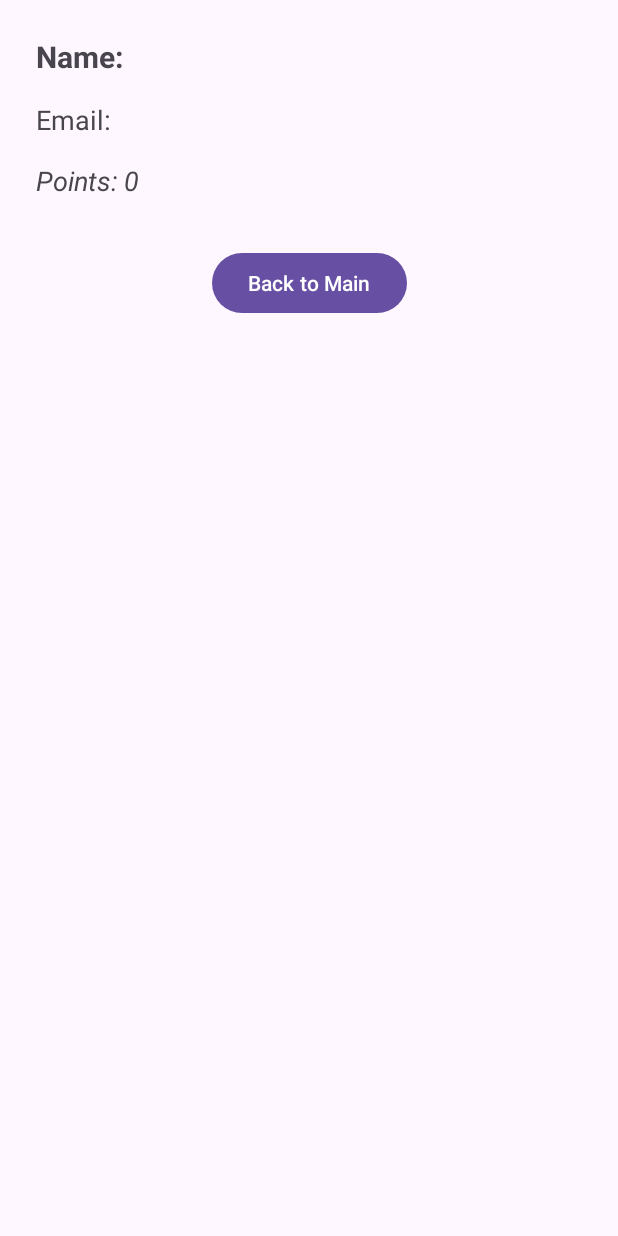
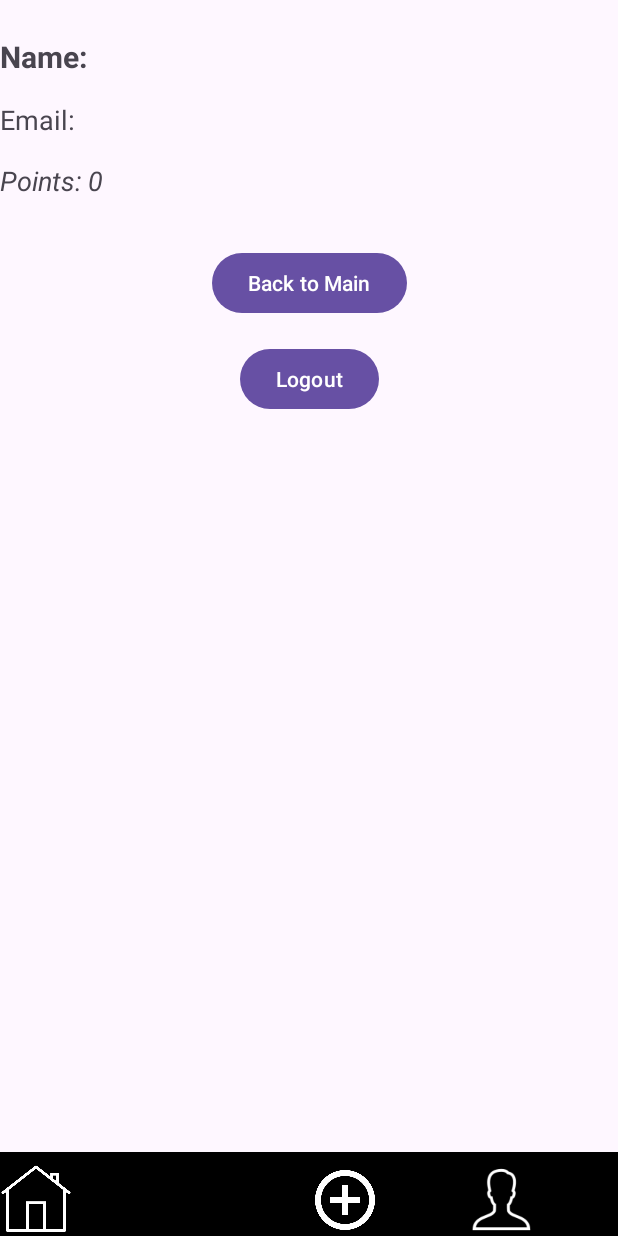
Before and after one commit to wcepress4/RideSharingApp, an Android app: the ProfileActivity screen opened directly, with no data from a screen before it, on a phone screen of 412 x 824 dp. Run offline under Robolectric (Android 15) with nearby library versions, the phone set to English and light mode, and no system bars; our stand-ins replace Firebase (no records; nobody signed in at launch, a user with empty details on screens opened directly).

Commit message:
created separate layout for bottom navigation menu

```diff
--- a/app/src/main/res/layout/activity_profile.xml
+++ b/app/src/main/res/layout/activity_profile.xml
@@ -1,10 +1,12 @@
 <?xml version="1.0" encoding="utf-8"?>
 <androidx.constraintlayout.widget.ConstraintLayout xmlns:android="http://schemas.android.com/apk/res/android"
     xmlns:app="http://schemas.android.com/apk/res-auto"
-    android:id="@+id/profileLayout"
+    xmlns:tools="http://schemas.android.com/tools"
+    android:id="@+id/profile"
     android:layout_width="match_parent"
     android:layout_height="match_parent"
-    android:padding="24dp">
+    android:paddingTop="24dp"
+    tools:context=".ProfileActivity">
 
     <TextView
         android:id="@+id/nameTextView"
@@ -23,10 +25,10 @@
         android:layout_height="wrap_content"
         android:text="Email: "
         android:textSize="18sp"
+        android:layout_marginTop="16dp"
         app:layout_constraintTop_toBottomOf="@id/nameTextView"
         app:layout_constraintStart_toStartOf="parent"
-        app:layout_constraintEnd_toEndOf="parent"
-        android:layout_marginTop="16dp" />
+        app:layout_constraintEnd_toEndOf="parent" />
 
     <TextView
         android:id="@+id/pointsTextView"
@@ -35,19 +37,35 @@
         android:text="Points: Loading..."
         android:textSize="18sp"
         android:textStyle="italic"
+        android:layout_marginTop="16dp"
         app:layout_constraintTop_toBottomOf="@id/emailTextView"
         app:layout_constraintStart_toStartOf="parent"
-        app:layout_constraintEnd_toEndOf="parent"
-        android:layout_marginTop="16dp" />
+        app:layout_constraintEnd_toEndOf="parent" />
 
     <Button
         android:id="@+id/backButton"
         android:layout_width="wrap_content"
         android:layout_height="wrap_content"
         android:text="Back to Main"
+        android:layout_marginTop="32dp"
         app:layout_constraintTop_toBottomOf="@id/pointsTextView"
         app:layout_constraintStart_toStartOf="parent"
-        app:layout_constraintEnd_toEndOf="parent"
-        android:layout_marginTop="32dp" />
+        app:layout_constraintEnd_toEndOf="parent" />
+
+    <Button
+        android:id="@+id/logoutButton"
+        android:layout_width="wrap_content"
+        android:layout_height="wrap_content"
+        android:text="Logout"
+        android:layout_marginTop="16dp"
+        app:layout_constraintTop_toBottomOf="@id/backButton"
+        app:layout_constraintStart_toStartOf="parent"
+        app:layout_constraintEnd_toEndOf="parent" />
+
+    <include
+        layout="@layout/bottom_nav"
+        android:layout_width="match_parent"
+        android:layout_height="wrap_content"
+        app:layout_constraintBottom_toBottomOf="parent" />
 
 </androidx.constraintlayout.widget.ConstraintLayout>
```
